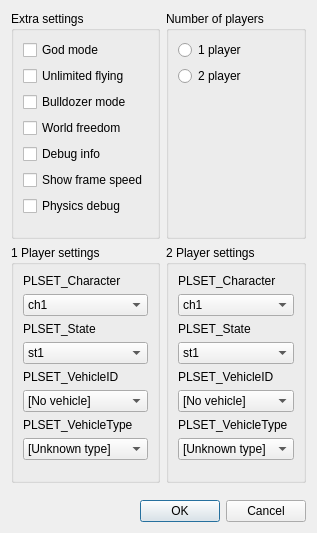
Old version of the form Editor/main_window/testing/testing_settings.ui in the repository WohlSoft/Moondust-Project.
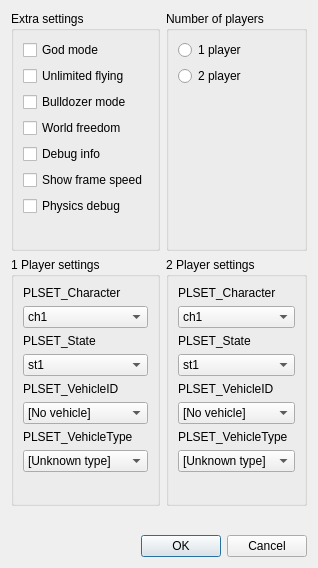
New version of the form. Icons and pictures are not drawn.

Commit message: Editor: Added a missing 8'th vehicle type into test settings

What changed in the file:
```diff
--- a/Editor/main_window/testing/testing_settings.ui
+++ b/Editor/main_window/testing/testing_settings.ui
@@ -6,8 +6,8 @@
    <rect>
     <x>0</x>
     <y>0</y>
-    <width>312</width>
-    <height>533</height>
+    <width>318</width>
+    <height>568</height>
    </rect>
   </property>
   <property name="windowTitle">
```
Left out of the diff: 10 changed lines with no effect on the pictures.
